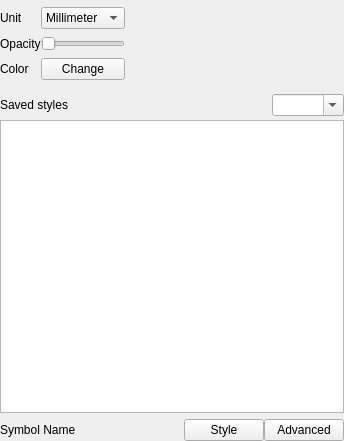
This is src/ui/symbollayer/widget_symbolslist.ui in kadas-albireo/kadas-albireo as Qt 5 draws it before an edit. The edited form follows.
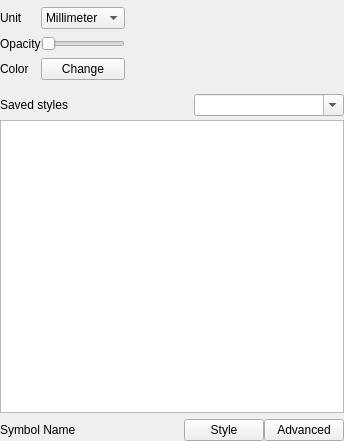
This is the edited form. Custom widgets are drawn as their Qt base class.

Commit message: tweaks for symbolslist widget filtering

```diff
--- a/src/ui/symbollayer/widget_symbolslist.ui
+++ b/src/ui/symbollayer/widget_symbolslist.ui
@@ -252,6 +252,18 @@
      </item>
      <item>
       <widget class="QComboBox" name="groupsCombo">
+       <property name="sizePolicy">
+        <sizepolicy hsizetype="Expanding" vsizetype="Fixed">
+         <horstretch>0</horstretch>
+         <verstretch>0</verstretch>
+        </sizepolicy>
+       </property>
+       <property name="minimumSize">
+        <size>
+         <width>150</width>
+         <height>0</height>
+        </size>
+       </property>
        <property name="editable">
         <bool>true</bool>
        </property>
```
The commit also changes 3 other files.
